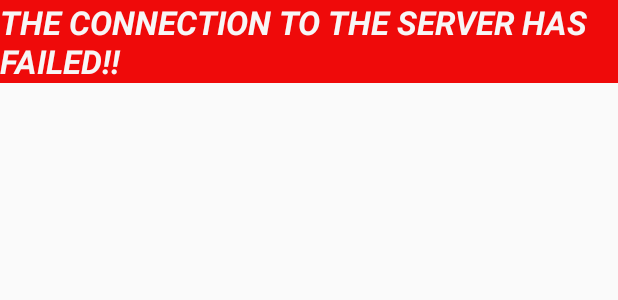
After one commit to yash-15/COP290, an Android app: the layout connection_failed.xml on its own in the app's theme, with its tools: preview values and no code run, on a phone screen of 412 x 824 dp. The commit adds this screen. Shown: the top 300 px of the screen. Run offline under Robolectric (Android 15) with nearby library versions, the phone set to English and light mode, and no system bars.

Commit message:
Error handling 1. Wrong format of Name 2. Wrong format of Entry Number 3. layout 4. changes in toast messages.

```diff
--- /dev/null
+++ b/A0-Registration/app/src/main/res/layout/connection_failed.xml
@@ -0,0 +1,16 @@
+<?xml version="1.0" encoding="utf-8"?>
+<LinearLayout xmlns:android="http://schemas.android.com/apk/res/android"
+    android:orientation="vertical" android:layout_width="match_parent"
+    android:layout_height="match_parent">
+
+    <TextView
+        android:layout_width="fill_parent"
+        android:layout_height="wrap_content"
+        android:text="THE CONNECTION TO THE SERVER HAS FAILED!!"
+        android:id="@+id/textView"
+        android:layout_gravity="center_horizontal"
+        android:textColor="#f7f6f6"
+        android:background="#ef0a0a"
+        android:textSize="22dp"
+        android:textStyle="bold|italic" />
+</LinearLayout>
```
Also changed, not shown: A0-Registration/app/src/main/java/spycoders/cop290registration/MainActivity.java (+102 -50 lines).
